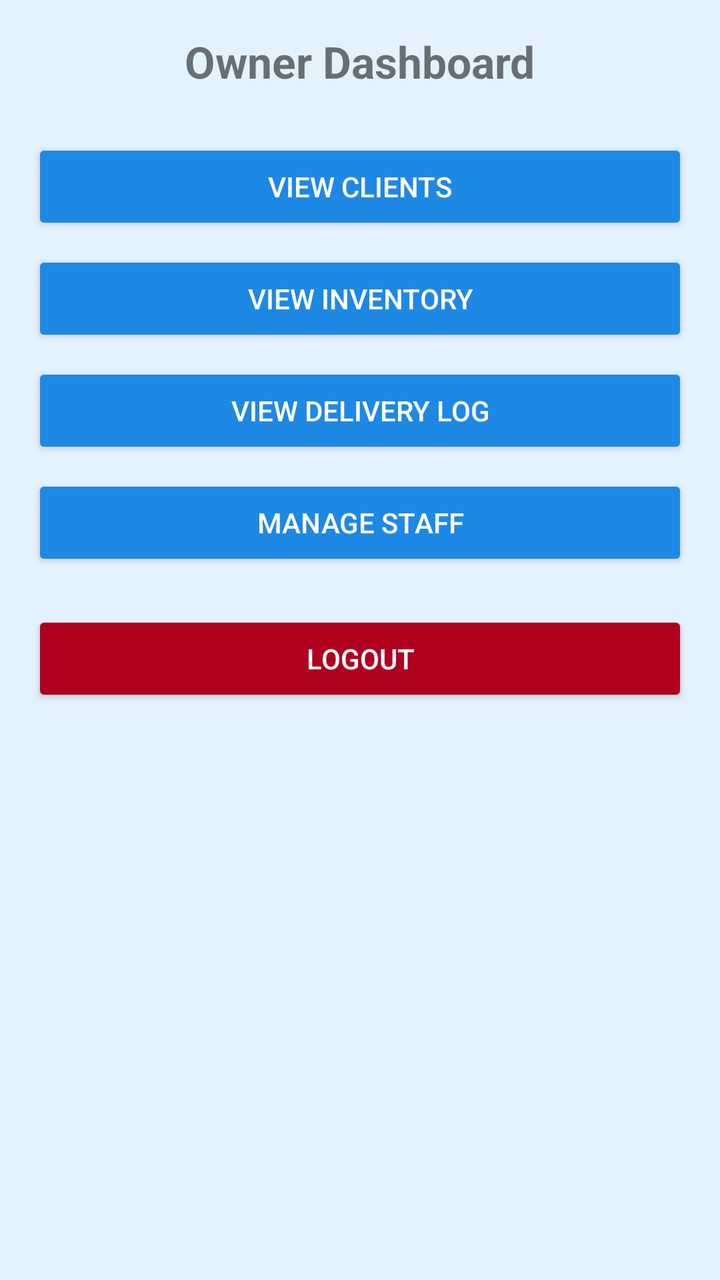
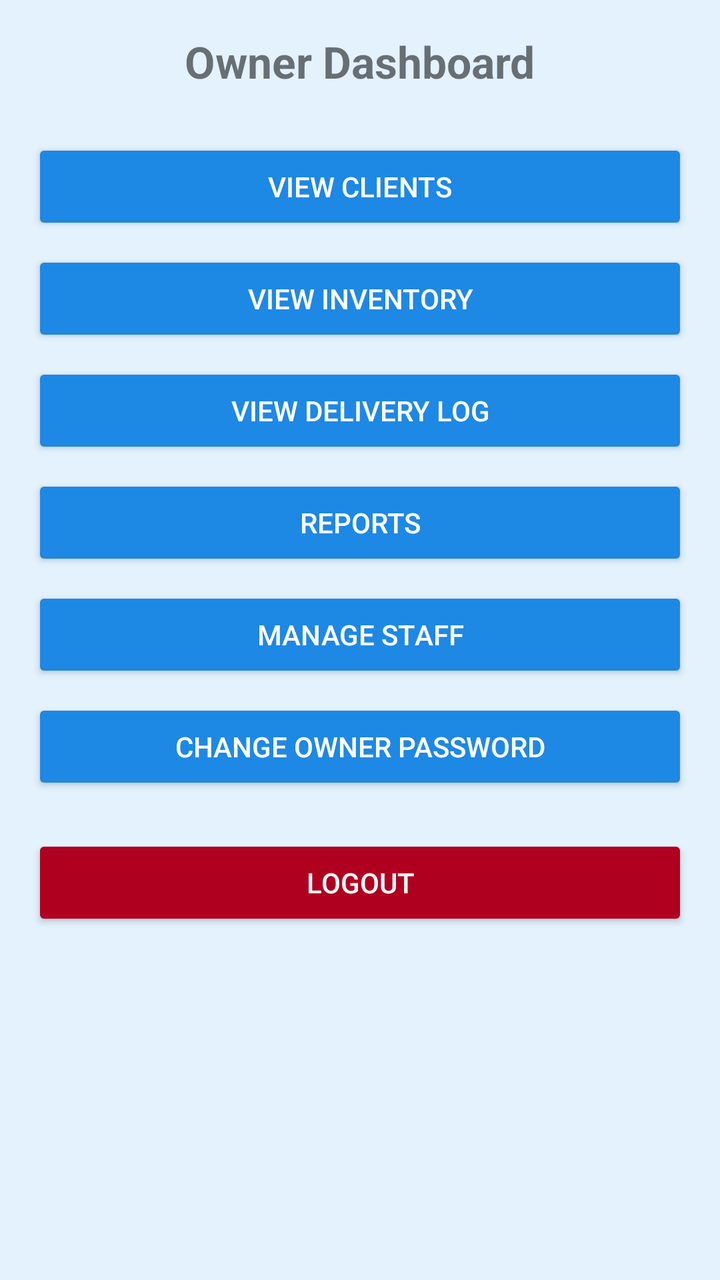

Before-and-after screenshots of an Android layout around one commit, followed by the original layout XML and the change that was made.
<!-- AndroidManifest.xml: application theme WaterTheme -->
<!-- res/layout/activity_dashboard.xml -->
<?xml version="1.0" encoding="utf-8"?>
<LinearLayout xmlns:android="http://schemas.android.com/apk/res/android"
    android:layout_width="match_parent"
    android:layout_height="match_parent"
    android:orientation="vertical"
    android:padding="16dp"
    android:gravity="center_horizontal">

    <TextView
        android:layout_width="wrap_content"
        android:layout_height="wrap_content"
        android:text="Owner Dashboard"
        android:textSize="22sp"
        android:textStyle="bold"
        android:layout_marginBottom="24dp" />

    <Button
        android:id="@+id/viewClientsButton"
        android:layout_width="match_parent"
        android:layout_height="wrap_content"
        android:text="View Clients" />

    <Button
        android:id="@+id/viewInventoryButton"
        android:layout_width="match_parent"
        android:layout_height="wrap_content"
        android:text="View Inventory"
        android:layout_marginTop="8dp" />

    <Button
        android:id="@+id/viewDeliveriesButton"
        android:layout_width="match_parent"
        android:layout_height="wrap_content"
        android:text="View Delivery Log"
        android:layout_marginTop="8dp" />

    <Button
        android:id="@+id/manageStaffButton"
        android:layout_width="match_parent"
        android:layout_height="wrap_content"
        android:text="Manage Staff"
        android:layout_marginTop="8dp" />

    <Button
        android:id="@+id/logoutButton"
        android:layout_width="match_parent"
        android:layout_height="wrap_content"
        android:text="Logout"
        android:backgroundTint="#B00020"
        android:layout_marginTop="20dp" />

</LinearLayout>
<!-- resources referenced by this layout -->
<resources>
  <style name="WaterTheme" parent="android:Theme.Material.Light.DarkActionBar">
          <item name="android:colorPrimary">@color/water_primary</item>
          <item name="android:colorPrimaryDark">@color/water_dark</item>
          <item name="android:colorAccent">@color/water_accent</item>
          <item name="android:windowBackground">@color/water_background</item>
          <item name="android:buttonStyle">@style/WaterButton</item>
      </style>
  <color name="water_primary">#1E88E5</color>
  <color name="water_dark">#1565C0</color>
  <color name="water_accent">#00ACC1</color>
  <color name="water_background">#E3F2FD</color>
  <style name="WaterButton" parent="android:Widget.Material.Button">
          <item name="android:backgroundTint">@color/water_primary</item>
          <item name="android:textColor">#FFFFFF</item>
      </style>
</resources>

<!-- the commit's change to res/layout/activity_dashboard.xml (unified diff, before → after) -->
@@ -1,52 +1,71 @@
 <?xml version="1.0" encoding="utf-8"?>
-<LinearLayout xmlns:android="http://schemas.android.com/apk/res/android"
+<ScrollView xmlns:android="http://schemas.android.com/apk/res/android"
     android:layout_width="match_parent"
     android:layout_height="match_parent"
-    android:orientation="vertical"
-    android:padding="16dp"
-    android:gravity="center_horizontal">
+    android:fillViewport="true">
 
-    <TextView
-        android:layout_width="wrap_content"
-        android:layout_height="wrap_content"
-        android:text="Owner Dashboard"
-        android:textSize="22sp"
-        android:textStyle="bold"
-        android:layout_marginBottom="24dp" />
-
-    <Button
-        android:id="@+id/viewClientsButton"
+    <LinearLayout
         android:layout_width="match_parent"
         android:layout_height="wrap_content"
-        android:text="View Clients" />
+        android:orientation="vertical"
+        android:padding="16dp"
+        android:gravity="center_horizontal">
 
-    <Button
-        android:id="@+id/viewInventoryButton"
-        android:layout_width="match_parent"
-        android:layout_height="wrap_content"
-        android:text="View Inventory"
-        android:layout_marginTop="8dp" />
+        <TextView
+            android:layout_width="wrap_content"
+            android:layout_height="wrap_content"
+            android:text="Owner Dashboard"
+            android:textSize="22sp"
+            android:textStyle="bold"
+            android:layout_marginBottom="24dp" />
 
-    <Button
-        android:id="@+id/viewDeliveriesButton"
-        android:layout_width="match_parent"
-        android:layout_height="wrap_content"
-        android:text="View Delivery Log"
-        android:layout_marginTop="8dp" />
+        <Button
+            android:id="@+id/viewClientsButton"
+            android:layout_width="match_parent"
+            android:layout_height="wrap_content"
+            android:text="View Clients" />
 
-    <Button
-        android:id="@+id/manageStaffButton"
-        android:layout_width="match_parent"
-        android:layout_height="wrap_content"
-        android:text="Manage Staff"
-        android:layout_marginTop="8dp" />
+        <Button
+            android:id="@+id/viewInventoryButton"
+            android:layout_width="match_parent"
+            android:layout_height="wrap_content"
+            android:text="View Inventory"
+            android:layout_marginTop="8dp" />
 
-    <Button
-        android:id="@+id/logoutButton"
-        android:layout_width="match_parent"
-        android:layout_height="wrap_content"
-        android:text="Logout"
-        android:backgroundTint="#B00020"
-        android:layout_marginTop="20dp" />
+        <Button
+            android:id="@+id/viewDeliveriesButton"
+            android:layout_width="match_parent"
+            android:layout_height="wrap_content"
+            android:text="View Delivery Log"
+            android:layout_marginTop="8dp" />
 
-</LinearLayout>
+        <Button
+            android:id="@+id/reportsButton"
+            android:layout_width="match_parent"
+            android:layout_height="wrap_content"
+            android:text="Reports"
+            android:layout_marginTop="8dp" />
+
+        <Button
+            android:id="@+id/manageStaffButton"
+            android:layout_width="match_parent"
+            android:layout_height="wrap_content"
+            android:text="Manage Staff"
+            android:layout_marginTop="8dp" />
+
+        <Button
+            android:id="@+id/changePasswordButton"
+            android:layout_width="match_parent"
+            android:layout_height="wrap_content"
+            android:text="Change Owner Password"
+            android:layout_marginTop="8dp" />
+
+        <Button
+            android:id="@+id/logoutButton"
+            android:layout_width="match_parent"
+            android:layout_height="wrap_content"
+            android:text="Logout"
+            android:backgroundTint="#B00020"
+            android:layout_marginTop="20dp" />
+    </LinearLayout>
+</ScrollView>
